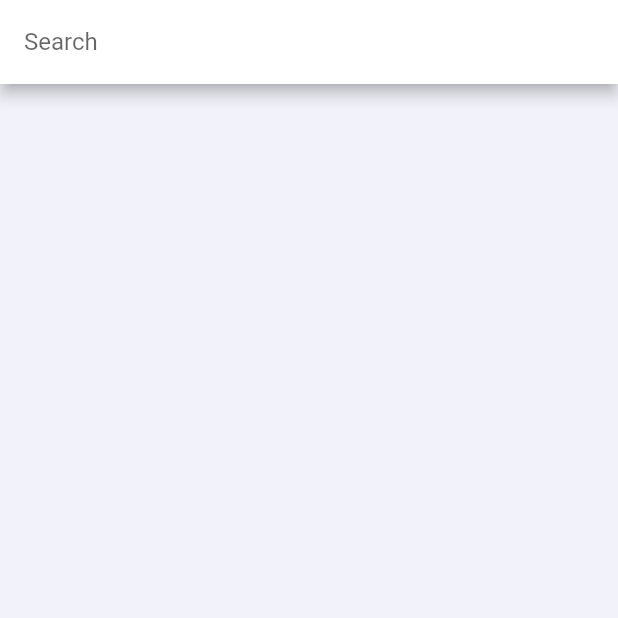
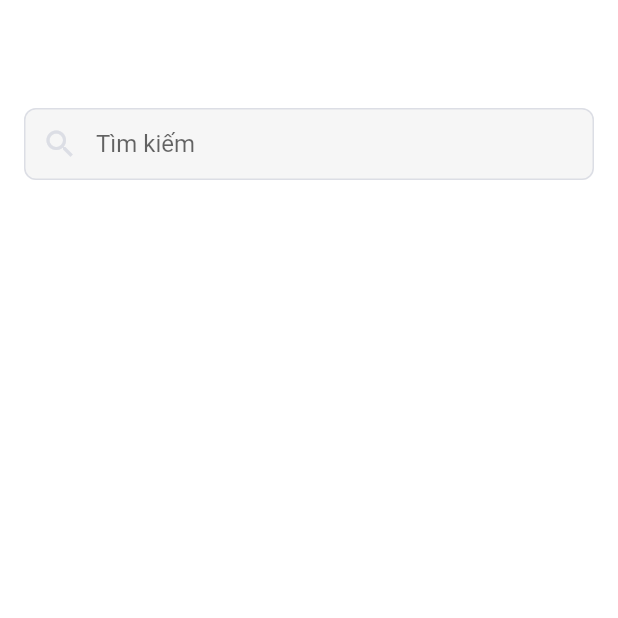
Before and after one commit to nhantruong1298/book_reviews, a Flutter app: the SearchLayout screen opened directly, on a phone screen of 412 x 824 dp, the top half of it. Run offline on Flutter 3.47's test engine with Material 2 defaults, Android fonts, the phone set to English and light mode, and no system bars; our stand-ins replace after_layout, badges, bloc, cached_network_image, equatable, firebase_auth and 15 more; missing offline and left inert: flutter_html_svg, flutter_html_table; accounts and stored records are empty; network calls fail.

Commit message:
update search layout

```diff
--- a/core/presentation/lib/feature/book_search/views/book_search_screen.dart
+++ b/core/presentation/lib/feature/book_search/views/book_search_screen.dart
@@ -35,17 +35,18 @@ class _BookSearchScreenState extends BaseScreenState<BookSearchScreen> {
       onSubmitted: (value) {
         bookSearchCubit.onSearchTextChanged(value);
       },
+      //contentPadding: EdgeInsets.all(AppDimensions.defaultPadding),
       child: BlocBuilder<BookSearchCubit, BookSearchState>(
         builder: (context, state) {
           if (state is BookSearchLoadedState) {
             final mockData = state.data;
 
-            return ListView.separated(
-              padding: const EdgeInsets.only(top: AppDimensions.defaultPadding),
+            return ListView.builder(
+              // padding: const EdgeInsets.only(top: AppDimensions.defaultPadding),
               physics: const BouncingScrollPhysics(),
               shrinkWrap: true,
               itemCount: mockData.length,
-              separatorBuilder: (_, __) => const Spacing(1),
+              // separatorBuilder: (_, __) => const Spacing(1),
               itemBuilder: (context, index) {
                 final data = mockData[index];
 
--- a/core/presentation/lib/feature/home/views/home_screen.dart
+++ b/core/presentation/lib/feature/home/views/home_screen.dart
@@ -38,7 +38,7 @@ class _HomeScreenState extends BaseScreenState<HomeScreen> {
         ),
       ),
       centerTitle: false,
-      padding: EdgeInsets.zero,
+      //padding: EdgeInsets,
       headerActions: [
         AppLinkButton(
           onPressed: () {
@@ -89,23 +89,18 @@ class ListBookItem extends StatelessWidget {
 
   @override
   Widget build(BuildContext context) {
-    return Container(
+    return SizedBox(
       width: SizeConfig.screenWidth,
       height: SizeConfig.screenHeight * 0.18,
-      margin:
-          const EdgeInsets.symmetric(horizontal: AppDimensions.defaultPadding),
+      // margin:
+      //     const EdgeInsets.symmetric(horizontal: AppDimensions.defaultPadding),
       // decoration: BoxDecoration(
       //   borderRadius: BorderRadius.circular(AppDimensions.defaultSRadius),
       //   boxShadow: _boxShadow,
       // ),
-      child: Material(
-        color: AppColors.backgroundColor,
-        borderRadius: BorderRadius.circular(AppDimensions.defaultSRadius),
       child: InkWell(
         borderRadius: BorderRadius.circular(AppDimensions.defaultSRadius),
         onTap: onTap,
-          child: Padding(
-            padding: const EdgeInsets.all(AppDimensions.defaultPadding),
         child: Row(
           children: [
             _BookImage(bookImage: bookImage),
@@ -116,8 +111,6 @@ class ListBookItem extends StatelessWidget {
               tags: tags,
             )
           ],
-            ),
-          ),
         ),
       ),
     );
--- a/core/presentation/lib/widgets/commons/layouts/search_layout.dart
+++ b/core/presentation/lib/widgets/commons/layouts/search_layout.dart
@@ -1,7 +1,9 @@
 import 'package:flutter/material.dart';
 import 'package:presentation/resources/app_colors.dart';
+import 'package:presentation/resources/app_dimensions.dart';
 import 'package:presentation/resources/app_theme.dart';
 import 'package:presentation/utils/debouncer.dart';
+import 'package:presentation/widgets/commons/spacing.dart';
 
 class SearchLayout extends StatefulWidget {
   final Widget? child;
@@ -51,27 +53,39 @@ class _SearchLayoutState extends State<SearchLayout> {
     return Scaffold(
       resizeToAvoidBottomInset: true,
       bottomNavigationBar: widget.bottomNavigationBar,
+      backgroundColor: AppColors.backgroundColor,
       appBar: AppBar(
           backgroundColor: AppColors.backgroundColor,
           leading: widget.headerLeading ?? getDefaultLeading(context),
-          title: SearchBarView(
-            autoFocus: widget.autoFocus,
-            placeHolder: widget.searchHint ?? "Search",
-            controller: widget.searchController,
-            onSubmitted: widget.onSubmitted,
-            debounceDuration: widget.debounceDuration,
-            focusNode: widget.focusNode,
-          ),
+          elevation: 0.0,
+          // title: SearchBarView(
+          //   autoFocus: widget.autoFocus,
+          //   placeHolder: widget.searchHint ?? "Tìm kiếm",
+          //   controller: widget.searchController,
+          //   onSubmitted: widget.onSubmitted,
+          //   debounceDuration: widget.debounceDuration,
+          //   focusNode: widget.focusNode,
+          // ),
           automaticallyImplyLeading: widget.automaticallyImplyLeading),
       body: Container(
         width: double.infinity,
         height: double.infinity,
-        color: widget.color ?? AppColors.backgroundGreyColor,
+        padding: const EdgeInsets.all(AppDimensions.defaultPadding),
+        color: widget.color ?? AppColors.backgroundColor,
         child: Column(
           mainAxisAlignment: MainAxisAlignment.start,
           crossAxisAlignment: CrossAxisAlignment.start,
           children: [
             _buildFilters(),
+            SearchBarView(
+              autoFocus: widget.autoFocus,
+              placeHolder: widget.searchHint ?? "Tìm kiếm",
+              controller: widget.searchController,
+              onSubmitted: widget.onSubmitted,
+              debounceDuration: widget.debounceDuration,
+              focusNode: widget.focusNode,
+            ),
+            //   const Spacing(1),
             Expanded(
                 child: Container(
                     padding: widget.contentPadding, child: _getBuildMethod())),
@@ -171,16 +185,38 @@ class _SearchBarViewState extends State<SearchBarView> {
 
   @override
   Widget build(BuildContext context) {
-    return TextField(
-      focusNode: widget.focusNode,
-      controller: widget.controller,
-      decoration: AppThemeStyle.searchHeaderDecoration
-          .copyWith(hintText: widget.placeHolder),
-      autofocus: widget.autoFocus,
-      keyboardType: TextInputType.text,
-      textInputAction: TextInputAction.search,
-      onChanged: onSearchTextChanged,
-      onSubmitted: onSearchTextChanged,
+    return SizedBox(
+      height: AppDimensions.buttonHeight,
+      child: TextField(
+        focusNode: widget.focusNode,
+        controller: widget.controller,
+        textAlignVertical: TextAlignVertical.bottom,
+        style: TextStyle(
+          color: AppColors.greyColor900,
+        ),
+        decoration: InputDecoration(
+          prefixIcon: const Icon(
+            Icons.search,
+            color: AppColors.greyColor600,
+          ),
+          hintText: widget.placeHolder,
+          filled: true,
+          fillColor: const Color(0xffF6F6F6),
+          focusedBorder: OutlineInputBorder(
+            borderSide: const BorderSide(color: AppColors.greyColor600),
+            borderRadius: BorderRadius.circular(AppDimensions.defaultSRadius),
+          ),
+          enabledBorder: OutlineInputBorder(
+            borderSide: const BorderSide(color: AppColors.greyColor600),
+            borderRadius: BorderRadius.circular(AppDimensions.defaultSRadius),
+          ),
+        ),
+        autofocus: widget.autoFocus,
+        keyboardType: TextInputType.text,
+        textInputAction: TextInputAction.search,
+        onChanged: onSearchTextChanged,
+        onSubmitted: onSearchTextChanged,
+      ),
     );
   }
 
```
Lines whose indentation alone changed are shown as unchanged.
